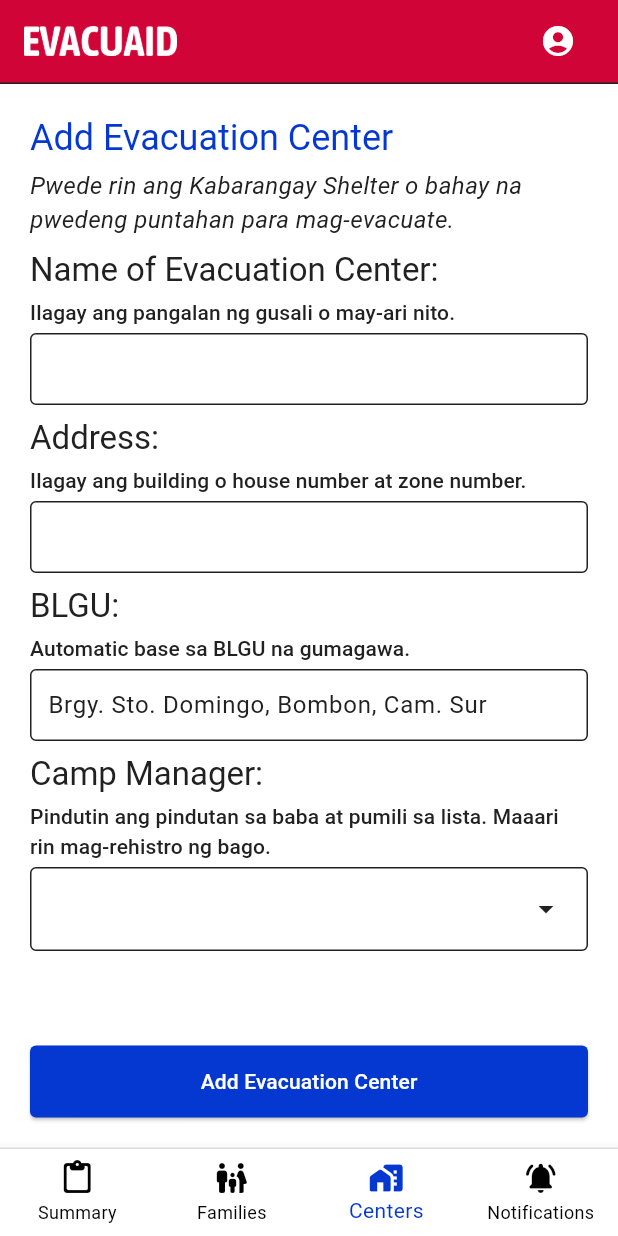
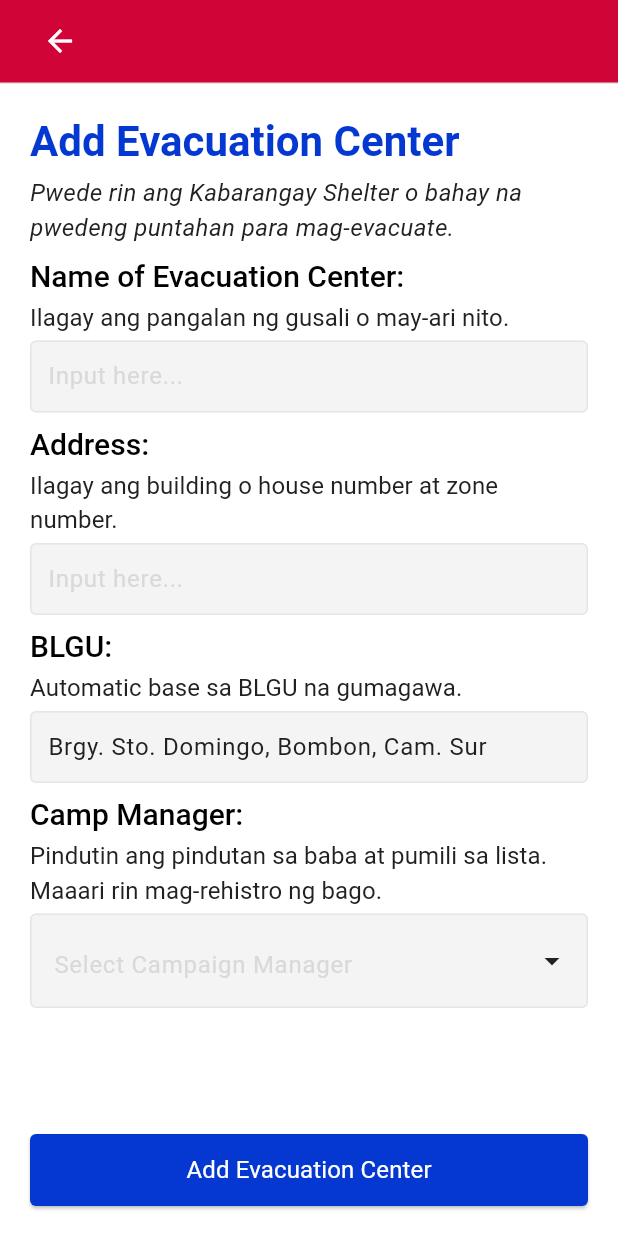
Before and after one commit to madaanoy/EvacuAid, a Flutter app: the BlguCreateEvacCenter screen opened by its route, on a phone screen of 412 x 824 dp. Run offline on Flutter 3.47's test engine with Material 3 defaults, Android fonts, the light colour scheme and no system bars; drawn by our look-alikes of dropdown_search; our stand-ins replace go_router.

Commit message:
BugFix: Fixed merge

```diff
--- a/evacuaid/lib/main.dart
+++ b/evacuaid/lib/main.dart
@@ -1,16 +1,15 @@
+import 'package:evacuaid/screens/blgu_user_login.dart';
+import 'package:evacuaid/screens/blgu_user_option.dart';
+import 'package:evacuaid/screens/blgu_user_register.dart';
+import 'package:evacuaid/screens/campmanager_user_option.dart';
+import 'package:evacuaid/screens/create_evac_center.dart';
+import 'package:evacuaid/screens/family_list.dart';
+import 'package:evacuaid/screens/evac_center_list.dart';
+import 'package:evacuaid/screens/notifications.dart';
+import 'package:evacuaid/screens/splash_screen.dart';
+import 'package:evacuaid/screens/summary.dart';
 import 'package:flutter/material.dart';
 import 'package:go_router/go_router.dart';
-
-// Screens
-import 'package:evacuaid/screens/blguCreateEvacCenter.dart';
-import 'package:evacuaid/screens/blguFamilyList.dart';
-import 'package:evacuaid/screens/blgunotifications.dart';
-import 'package:evacuaid/screens/blgusummary.dart';
-import 'package:evacuaid/screens/splash_screen.dart';
-import 'package:evacuaid/screens/blgu_user_option.dart';
-import 'package:evacuaid/screens/campmanager_user_option.dart';
-import 'package:evacuaid/screens/blgu_user_register.dart';
-import 'package:evacuaid/screens/blgu_user_login.dart';
 
 final _router = GoRouter(
   initialLocation: '/',
@@ -32,6 +31,18 @@ final _router = GoRouter(
       builder: (context, state) => BlguFamilyList(),
     ),
     GoRoute(
+      name: 'centers',
+      path: '/centers',
+      builder: (context, state) => BlguEvacCenterList(),
+      routes: <RouteBase>[
+        GoRoute(
+          name: 'establish_evac',
+          path: 'establish_evac',
+          builder: (context, state) => BlguCreateEvacCenter(),
+        ),
+      ],
+    ),
+    GoRoute(
       name: 'notifications',
       path: '/notifications',
       builder: (context, state) => BlguNotifications(),
@@ -39,7 +50,14 @@ final _router = GoRouter(
     GoRoute(
       name: 'centers',
       path: '/centers',
-      builder: (context, state) => BlguCreateEvacCenter(),
+      builder: (context, state) => BlguEvacCenterList(),
+      routes: <RouteBase>[
+        GoRoute(
+          name: 'establish_evac',
+          path: 'establish_evac',
+          builder: (context, state) => BlguCreateEvacCenter(),
+        ),
+      ],
     ),
     GoRoute(
       name: 'blgu_option',
@@ -79,22 +97,40 @@ class MyApp extends StatelessWidget {
         colorScheme: const ColorScheme(
           brightness: Brightness.light,
           primary: Color(0xff0438D1),
-          // Change this from primaryVariant to primaryContainer
-          primaryContainer: Color(0xff032A9E),
           onPrimary: Colors.white,
           secondary: Color(0xffD10438),
-          // Change this from secondaryVariant to secondaryContainer
-          secondaryContainer: Color(0xffA8032A),
           onSecondary: Colors.white,
           error: Color(0xffff3333),
           onError: Colors.white,
-          background: Colors.white,
-          onBackground: Color(0xff212121),
           surface: Colors.white,
           onSurface: Color(0xff212121),
+          outline: Color(0xffE5E5E5),
+          surfaceContainer: Color(0xffF4F4F4),
+          surfaceContainerLow: Color(0xffD9D9D9),
         ),
-        // Rest of your theme configuration remains the same
+        textTheme: TextTheme(
+          headlineSmall: TextStyle(
+            fontSize: 28,
+            color: Color(0xff000000),
+            fontWeight: FontWeight.bold,
+          ),
+          titleLarge: TextStyle(
+            fontSize: 20,
+            color: Color(0xff000000),
+            fontWeight: FontWeight.w500,
+          ),
+          titleMedium: TextStyle(
+            fontSize: 20,
+            color: Color(0xff212121),
+            fontStyle: FontStyle.italic,
+          ),
+          titleSmall: TextStyle(
+            fontSize: 16,
+            color: Color(0xff212121),
+            fontWeight: FontWeight.w400,
+          ),
+        ),
       ),
-    );
+    ));
   }
 }
--- a/evacuaid/lib/screens/blguCreateEvacCenter.dart
+++ b/evacuaid/lib/screens/create_evac_center.dart
@@ -6,20 +6,40 @@ Description: Ticket [EVA-42]'[UI] Establish Evaciation Screen' must be coded.
 This is where you can add evacuation centers or kabarangay shelters.
 */
 
+import 'package:evacuaid/widgets/backappbar.dart';
 import 'package:evacuaid/widgets/custombutton.dart';
 import 'package:evacuaid/widgets/customtextinput.dart';
 import 'package:flutter/material.dart';
-import '../widgets/blgunavbar.dart';
-import '../widgets/mainappbar.dart';
-import '../widgets/customdropdown.dart';
+import 'package:dropdown_search/dropdown_search.dart';
+
+// class BlguCreateEvacCenter extends StatefulWidget {
+//   const BlguCreateEvacCenter({super.key});
+
+//   @override
+//   State<BlguCreateEvacCenter> createState() => _BlguCreateEvacCenterState();
+// }
 
 class BlguCreateEvacCenter extends StatelessWidget {
-  const BlguCreateEvacCenter({super.key});
+  final nameController = TextEditingController();
+  final addressController = TextEditingController();
+  final campManagerController = TextEditingController();
+  final dropDownKey = GlobalKey<DropdownSearchState>();
+  List<String> dropDownList = [
+    "Jake the Dog",
+    "Finn the Human",
+    "Finn the Human",
+    "Finn the Human",
+    "Finn the Human",
+    "Add new Camp Manager",
+  ];
+
+  BlguCreateEvacCenter({super.key});
 
   @override
   Widget build(BuildContext context) {
     return Scaffold(
-      appBar: MainAppBar(),
+      resizeToAvoidBottomInset: false,
+      appBar: BackAppBar(),
       body: Container(
         padding: EdgeInsets.all(20),
         child: Column(
@@ -59,7 +79,7 @@ class BlguCreateEvacCenter extends StatelessWidget {
                   'Ilagay ang pangalan ng gusali o may-ari nito.',
                   style: Theme.of(context).textTheme.titleSmall,
                 ),
-                CustomTextInput(),
+                CustomTextInput(textController: nameController),
               ],
             ),
             Column(
@@ -71,7 +91,7 @@ class BlguCreateEvacCenter extends StatelessWidget {
                   'Ilagay ang building o house number at zone number.',
                   style: Theme.of(context).textTheme.titleSmall,
                 ),
-                CustomTextInput(),
+                CustomTextInput(textController: addressController),
               ],
             ),
             Column(
@@ -94,8 +114,7 @@ class BlguCreateEvacCenter extends StatelessWidget {
                       isCollapsed: true,
                       hintText: 'Brgy. Sto. Domingo, Bombon, Cam. Sur',
                       hintStyle: TextStyle(
-                        color:
-                            Theme.of(context).colorScheme.onSurface,
+                        color: Theme.of(context).colorScheme.onSurface,
                       ),
                       filled: true,
                       fillColor: Theme.of(context).colorScheme.surfaceContainer,
@@ -127,15 +146,63 @@ class BlguCreateEvacCenter extends StatelessWidget {
                   'Pindutin ang pindutan sa baba at pumili sa lista. Maaari rin mag-rehistro ng bago.',
                   style: Theme.of(context).textTheme.titleSmall,
                 ),
-                // TO-ALTER: Automatic based on LGU
-                CustomDropDown(),
+                DropdownSearch<String>(
+                  items: (f, cs) => dropDownList,
+                  decoratorProps: DropDownDecoratorProps(
+                    decoration: InputDecoration(
+                      hintText: "Select Campaign Manager",
+                      filled: true,
+                      fillColor: Theme.of(context).colorScheme.surfaceContainer,
+                      enabledBorder: OutlineInputBorder(
+                        borderSide: BorderSide(
+                          color: Theme.of(context).colorScheme.outline,
+                        ),
+                      ),
+                      border: OutlineInputBorder(
+                        borderRadius: BorderRadius.circular(4),
+                      ),
+                      hintStyle: TextStyle(
+                        fontSize: 16,
+                        color:
+                            Theme.of(context).colorScheme.surfaceContainerLow,
+                      ),
+                    ),
+                  ),
+                  popupProps: PopupProps.dialog(
+                    title: Container(
+                      decoration: BoxDecoration(color: ColorScheme.of(context).secondary),
+                      alignment: Alignment.center,
+                      padding: EdgeInsets.symmetric(vertical: 16),
+                      child: Text(
+                        'Select/Add New Campaign Manager',
+                        style: TextTheme.of(context).titleLarge?.copyWith(
+                          fontSize: 16,
+                          color: Colors.white)
+                      ),
+                    ),
+                    dialogProps: DialogProps(
+                      clipBehavior: Clip.antiAlias,
+                      shape: OutlineInputBorder(
+                        borderSide: BorderSide(width: 0),
+                        borderRadius: BorderRadius.circular(25),
+                      ),
+                    ),
+                  ),
+                ),
               ],
             ),
-            CustomButton(),
+            Expanded(
+              child: Align(
+                alignment: Alignment.bottomCenter,
+                child: CustomButton(
+                  buttonText: "Add Evacuation Center",
+                  customFunction: () => {print(nameController.text)},
+                ),
+              ),
+            ),
           ],
         ),
       ),
-      bottomNavigationBar: const BlguNavbar(2),
     );
   }
 }
--- a/evacuaid/lib/widgets/BlguNavbar.dart
+++ b/evacuaid/lib/widgets/BlguNavbar.dart
@@ -1,9 +1,9 @@
 /* Authored by: Raymund Joseph M. Rosco
 Company: Patent Pending
 Project: EvacuAid
-Feature: [EVA-58] [DEV] Estalbish Evacuation Screen
-Description: Ticket [EVA-42]'[UI] Establish Evaciation Screen' must be coded.
-This is where you can add evacuation centers or kabarangay shelters.
+Feature: [EVA-66] [DEV] BLGU Navigation Bar Component
+Description: Ticket [EVA-65]'[UI] BLGU Navigation Bar Component' must be coded.
+This is where navigate through screens such as Summary, Families, Centers, and Notifications.
 */
 
 import 'package:flutter/material.dart';
--- a/evacuaid/lib/widgets/CustomButton.dart
+++ b/evacuaid/lib/widgets/CustomButton.dart
@@ -1,18 +1,27 @@
 import 'package:flutter/material.dart';
+import 'package:go_router/go_router.dart';
 
 class CustomButton extends StatelessWidget {
-  const CustomButton({super.key});
+  final String buttonText;
+  final String route;
+  final VoidCallback customFunction;
+  const CustomButton({super.key, required this.buttonText, this.route="", required this.customFunction,});
 
   @override
   Widget build(BuildContext context) {
-    return Expanded(
-      child: Align(
+    return Align(
       alignment: Alignment.bottomCenter,
       child: SizedBox(
         height: 48,
         width: double.infinity,
         child: ElevatedButton(
-            onPressed: () => {},
+          onPressed: () => {
+            if (route != "") {
+              context.go(route)
+            } else {
+              customFunction()
+            }
+          },
           style: ElevatedButton.styleFrom(
             backgroundColor: Theme.of(context).colorScheme.primary,
             shape: RoundedRectangleBorder(
@@ -20,9 +29,8 @@ class CustomButton extends StatelessWidget {
             ),
           ),
           child: Text(
-              'Add Evacuation Center',
+            '$buttonText',
             style: Theme.of(context).textTheme.titleSmall!.copyWith(color: Theme.of(context).colorScheme.onPrimary)
-              ),
             ),
           ),
       ),
--- a/evacuaid/lib/widgets/CustomDropDown.dart
+++ b/evacuaid/lib/widgets/CustomDropDown.dart
@@ -17,6 +17,7 @@ class _CustomDropDownState extends State<CustomDropDown> {
     list.map<MenuEntry>((String name) => MenuEntry(value: name, label: name)),
   );
   String dropdownValue = list.first;
+
   @override
   Widget build(BuildContext context) {
     return DropdownMenu<String>(
@@ -32,7 +33,7 @@ class _CustomDropDownState extends State<CustomDropDown> {
           color: Theme.of(context).colorScheme.surfaceContainerLow,
         ),
       ),
-      hintText: 'Select camp manager...',
+      hintText: dropdownValue,
       onSelected: (String? value) {
         setState(() {
           dropdownValue = value!;
--- a/evacuaid/lib/widgets/CustomTextInput.dart
+++ b/evacuaid/lib/widgets/CustomTextInput.dart
@@ -1,13 +1,15 @@
 import 'package:flutter/material.dart';
 
 class CustomTextInput extends StatelessWidget {
-  const CustomTextInput({super.key});
+  final TextEditingController textController;
+  const CustomTextInput({super.key, required this.textController,});
 
   @override
   Widget build(BuildContext context) {
     return SizedBox(
       height: 48,
       child: TextField(
+        controller: textController,
         style: TextStyle(fontSize: 16, height: 3),
         textAlignVertical: TextAlignVertical.center,
         decoration: InputDecoration(
--- /dev/null
+++ b/evacuaid/lib/widgets/backappbar.dart
@@ -0,0 +1,30 @@
+import 'package:flutter/material.dart';
+import 'package:go_router/go_router.dart';
+
+class BackAppBar extends StatelessWidget implements PreferredSizeWidget {
+  const BackAppBar({super.key});
+
+  @override
+  Widget build(BuildContext context) {
+    return AppBar(
+      automaticallyImplyLeading: false,
+      backgroundColor: Theme.of(context).colorScheme.secondary,
+      title: IconButton(
+        onPressed: () => {
+          context.pop()
+        },
+        icon: Icon(
+          Icons.arrow_back,
+          size: 24,
+          color: Theme.of(context).colorScheme.onPrimary,
+        ),
+      ),
+      bottom: PreferredSize(
+        preferredSize: const Size.fromHeight(4.0),
+        child: Container(color: Theme.of(context).colorScheme.outline, height: 1),
+    ));
+  }
+
+  @override
+  Size get preferredSize => const Size.fromHeight(kToolbarHeight);
+}
--- a/evacuaid/pubspec.yaml
+++ b/evacuaid/pubspec.yaml
@@ -36,6 +36,7 @@ dependencies:
   cupertino_icons: ^1.0.8
   google_fonts: ^6.2.1
   go_router: ^14.8.1
+  dropdown_search: ^6.0.2
 
 dev_dependencies:
   flutter_test:
```
Also changed, not shown: evacuaid/lib/controller/BlguNavigationController.dart (deleted, +0 -10 lines), evacuaid/lib/screens/evac_center_list.dart (added, +131 -0 lines), evacuaid/lib/screens/notifications.dart (renamed from evacuaid/lib/screens/blguNotifications.dart, +4 -4 lines), evacuaid/lib/widgets/notification.dart (+2 -13 lines), evacuaid/lib/screens/family_list.dart (renamed from evacuaid/lib/screens/blguFamilyList.dart), evacuaid/lib/screens/summary.dart (renamed from evacuaid/lib/screens/blguSummary.dart), evacuaid/pubspec.lock. Lines whose indentation alone changed are shown as unchanged.
